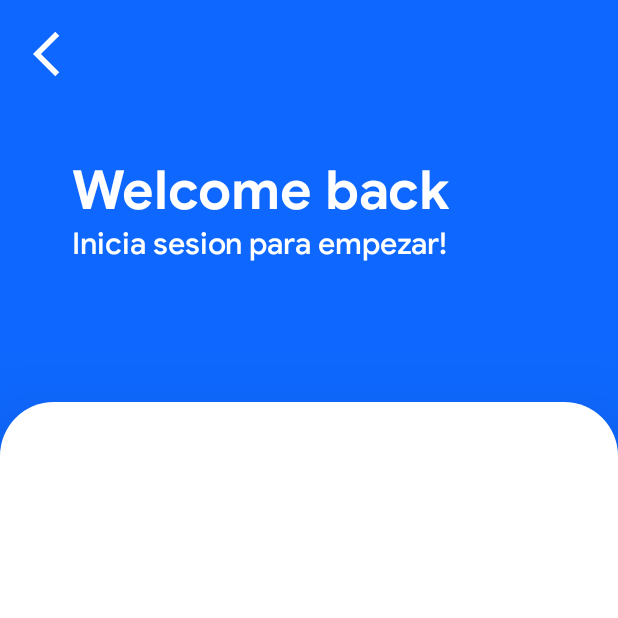
After one commit to panchis7u7/Android_Development_Kotlin, an Android app: the Login screen opened directly, with no data from a screen before it, on a phone screen of 412 x 824 dp, the top half of it. The commit adds this screen. Run offline under Robolectric (Android 15) with nearby library versions, the phone set to English and light mode, and no system bars; our stand-ins replace Picasso; pictures from the network do not load.

Commit message:
Making login form.

```diff
--- a/DADM_U1P4_Aplicacion_Escolar/app/src/main/AndroidManifest.xml
+++ b/DADM_U1P4_Aplicacion_Escolar/app/src/main/AndroidManifest.xml
@@ -11,7 +11,8 @@
         android:roundIcon="@mipmap/ic_launcher_round"
         android:supportsRtl="true"
         android:theme="@style/Theme.DADM_U1P4_Aplicacion_Escolar">
-        <activity android:name=".Dashboard"></activity>
+        <activity android:name=".Login"></activity>
+        <activity android:name=".Dashboard" />
         <activity android:name=".MainActivity">
             <intent-filter>
                 <action android:name="android.intent.action.MAIN" />
--- /dev/null
+++ b/DADM_U1P4_Aplicacion_Escolar/app/src/main/java/com/example/dadm_u1p4_aplicacion_escolar/Login.kt
@@ -0,0 +1,17 @@
+package com.example.dadm_u1p4_aplicacion_escolar
+
+import androidx.appcompat.app.AppCompatActivity
+import android.os.Bundle
+import com.example.dadm_u1p4_aplicacion_escolar.databinding.ActivityLoginBinding
+import com.squareup.picasso.Picasso
+
+class Login : AppCompatActivity() {
+
+    private lateinit var binding: ActivityLoginBinding
+    override fun onCreate(savedInstanceState: Bundle?) {
+        super.onCreate(savedInstanceState)
+        binding = ActivityLoginBinding.inflate(layoutInflater)
+        //setContentView(R.layout.activity_login)
+        setContentView(binding.root)
+    }
+}
--- a/DADM_U1P4_Aplicacion_Escolar/app/src/main/java/com/example/dadm_u1p4_aplicacion_escolar/RecyclerAdapter.kt
+++ b/DADM_U1P4_Aplicacion_Escolar/app/src/main/java/com/example/dadm_u1p4_aplicacion_escolar/RecyclerAdapter.kt
@@ -15,12 +15,15 @@ class RecyclerAdapter(private var context: Context,
                       public var buttons: MutableList<GridButton>) :
 RecyclerView.Adapter<RecyclerAdapter.ItemHolder>(){
 
-    inner class ItemHolder(view: View) : RecyclerView.ViewHolder(view) {
-        val tituloGridItem: TextView = view.findViewById<TextView>(R.id.tituloGridItem)
-        val imagenGridItem: ImageView = view.findViewById<ImageView>(R.id.iconoGridItem)
+    inner class ItemHolder(itemView: View) : RecyclerView.ViewHolder(itemView) {
+        val tituloGridItem: TextView = itemView.findViewById<TextView>(R.id.tituloGridItem)
+        val imagenGridItem: ImageView = itemView.findViewById<ImageView>(R.id.iconoGridItem)
 
         init {
-
+            itemView.setOnClickListener { v: View ->
+                val position: Int = adapterPosition
+                Toast.makeText(itemView.context, "Hiciste click en el item : ${position + 1}", Toast.LENGTH_LONG).show()
+            }
         }
     }
 
@@ -33,10 +36,6 @@ RecyclerView.Adapter<RecyclerAdapter.ItemHolder>(){
         var gridButton: GridButton = buttons.get(position)
         holder.tituloGridItem.text = gridButton.texto
         Picasso.get().load(gridButton.imagen).into(holder.imagenGridItem)
-
-        holder.tituloGridItem.setOnClickListener {
-            Toast.makeText(context, gridButton.texto, Toast.LENGTH_LONG).show()
-        }
     }
 
     override fun getItemCount(): Int {
--- /dev/null
+++ b/DADM_U1P4_Aplicacion_Escolar/app/src/main/res/drawable/back_icon.xml
@@ -0,0 +1,5 @@
+<vector android:height="24dp" android:tint="#FFFFFF"
+    android:viewportHeight="24" android:viewportWidth="24"
+    android:width="24dp" xmlns:android="http://schemas.android.com/apk/res/android">
+    <path android:fillColor="@android:color/white" android:pathData="M11.67,3.87L9.9,2.1 0,12l9.9,9.9 1.77,-1.77L3.54,12z"/>
+</vector>
--- /dev/null
+++ b/DADM_U1P4_Aplicacion_Escolar/app/src/main/res/drawable/card_background.xml
@@ -0,0 +1,12 @@
+<?xml version="1.0" encoding="utf-8"?>
+<layer-list
+    xmlns:android="http://schemas.android.com/apk/res/android">
+    <item>
+        <shape android:shape="rectangle">
+            <solid android:color="@color/colorWhite"/>
+            <corners
+                android:topRightRadius="36dp"
+                android:topLeftRadius="36dp"/>
+        </shape>
+    </item>
+</layer-list>
--- /dev/null
+++ b/DADM_U1P4_Aplicacion_Escolar/app/src/main/res/layout/activity_login.xml
@@ -0,0 +1,66 @@
+<?xml version="1.0" encoding="utf-8"?>
+<LinearLayout
+    xmlns:android="http://schemas.android.com/apk/res/android"
+    xmlns:app="http://schemas.android.com/apk/res-auto"
+    xmlns:tools="http://schemas.android.com/tools"
+    android:layout_width="match_parent"
+    android:layout_height="match_parent"
+    tools:context=".Login"
+    android:orientation="vertical"
+    android:weightSum="4"
+    android:background="@color/colorPrimary">
+
+        <RelativeLayout
+            android:layout_width="match_parent"
+            android:layout_height="wrap_content"
+            android:layout_weight="1">
+
+                <ImageView
+                    android:layout_width="36dp"
+                    android:layout_height="36dp"
+                    android:src="@drawable/back_icon"
+                    android:layout_marginLeft="22dp"
+                    android:layout_marginTop="18dp"/>
+
+                <LinearLayout
+                    android:layout_width="match_parent"
+                    android:layout_height="wrap_content"
+                    android:orientation="vertical"
+                    android:layout_marginLeft="48dp"
+                    android:layout_marginRight="48dp"
+                    android:layout_centerVertical="true">
+                        <TextView
+                            android:layout_width="wrap_content"
+                            android:layout_height="wrap_content"
+                            android:textSize="36dp"
+                            android:textColor="@color/colorTextWhite"
+                            android:text="Welcome back"
+                            android:layout_marginTop="12dp"
+                            android:fontFamily="@font/googlesans_bold"/>
+
+                        <TextView
+                            android:layout_width="wrap_content"
+                            android:layout_height="wrap_content"
+                            android:textSize="20dp"
+                            android:textColor="@color/colorTextWhite"
+                            android:text="Inicia sesion para empezar!"
+                            android:fontFamily="@font/googlesans_medium"/>
+
+                </LinearLayout>
+        </RelativeLayout>
+
+        <RelativeLayout
+            android:layout_width="match_parent"
+            android:layout_height="0dp"
+            android:layout_weight="3"
+            android:background="@drawable/card_background"
+            android:elevation="36dp">
+
+                <TextView
+                    android:layout_width="wrap_content"
+                    android:layout_height="wrap_content"
+                    android:textColor="@color/colorTextBlack"/>
+
+        </RelativeLayout>
+
+</LinearLayout>
--- a/DADM_U1P4_Aplicacion_Escolar/app/src/main/res/layout/grid_item_layout.xml
+++ b/DADM_U1P4_Aplicacion_Escolar/app/src/main/res/layout/grid_item_layout.xml
@@ -2,8 +2,8 @@
 <com.google.android.material.card.MaterialCardView
     xmlns:android="http://schemas.android.com/apk/res/android"
     xmlns:app="http://schemas.android.com/apk/res-auto"
-    android:layout_width="170dp"
-    android:layout_height="170dp"
+    android:layout_width="170dip"
+    android:layout_height="170dip"
     app:cardElevation="5dp"
     app:cardBackgroundColor="@color/gray"
     app:strokeColor="#5E5E5E"
--- a/DADM_U1P4_Aplicacion_Escolar/app/src/main/res/values/colors.xml
+++ b/DADM_U1P4_Aplicacion_Escolar/app/src/main/res/values/colors.xml
@@ -8,5 +8,11 @@
     <color name="black">#FF000000</color>
     <color name="white">#FFFFFFFF</color>
     <color name="gray">#2D2D2D</color>
-    <color name="colorAccent">#D81868</color>
+    <color name="colorAccent">#03DAC5</color>
+    <color name="colorPrimary">#0E68FF</color>
+    <color name="colorPrimaryDark">#0E68FF</color>
+    <color name="colorTextWhite">#FFFFFF</color>
+    <color name="colorWhite">#FFFFFF</color>
+    <color name="colorTextBlack">#000000</color>
+    <color name="colorBlack">#000000</color>
 </resources>
--- a/DADM_U1P4_Aplicacion_Escolar/app/src/main/res/values/themes.xml
+++ b/DADM_U1P4_Aplicacion_Escolar/app/src/main/res/values/themes.xml
@@ -12,5 +12,7 @@
         <!-- Status bar color. -->
         <item name="android:statusBarColor" tools:targetApi="l">?attr/colorPrimaryVariant</item>
         <!-- Customize your theme here. -->
+        <item name="windowActionBar">false</item>
+        <item name="windowNoTitle">true</item>
     </style>
 </resources>
```
